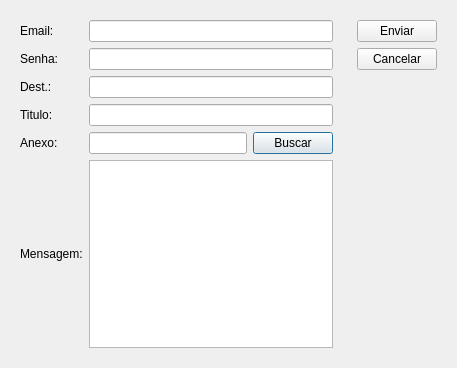
This is ui/sendmail.ui in lellisls/ERP-STACCATO as Qt 5 draws it before an edit. The edited form follows.
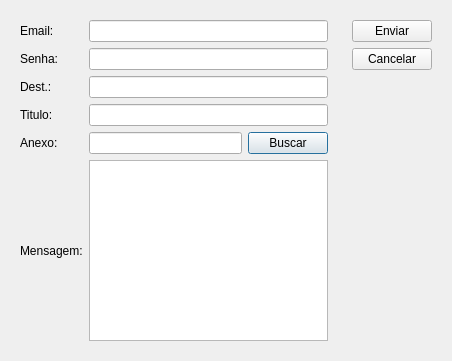
This is the edited form.

What changed in the file:
```diff
--- a/ui/sendmail.ui
+++ b/ui/sendmail.ui
@@ -6,8 +6,8 @@
    <rect>
     <x>0</x>
     <y>0</y>
-    <width>457</width>
-    <height>368</height>
+    <width>452</width>
+    <height>361</height>
    </rect>
   </property>
   <property name="windowTitle">
```
